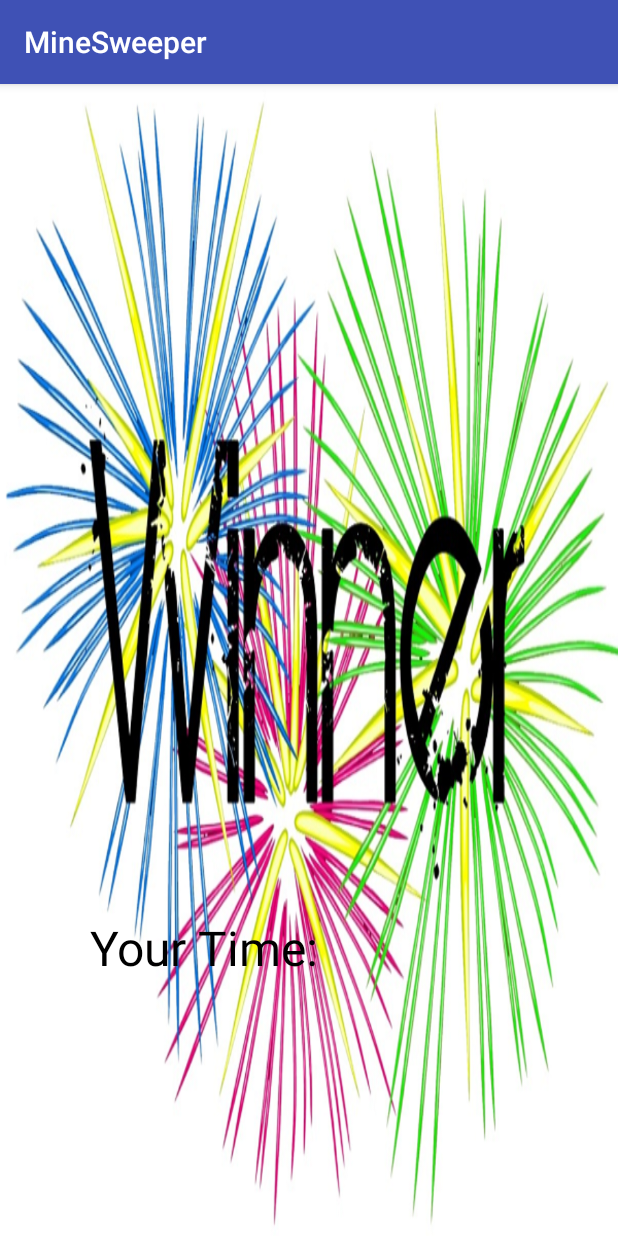
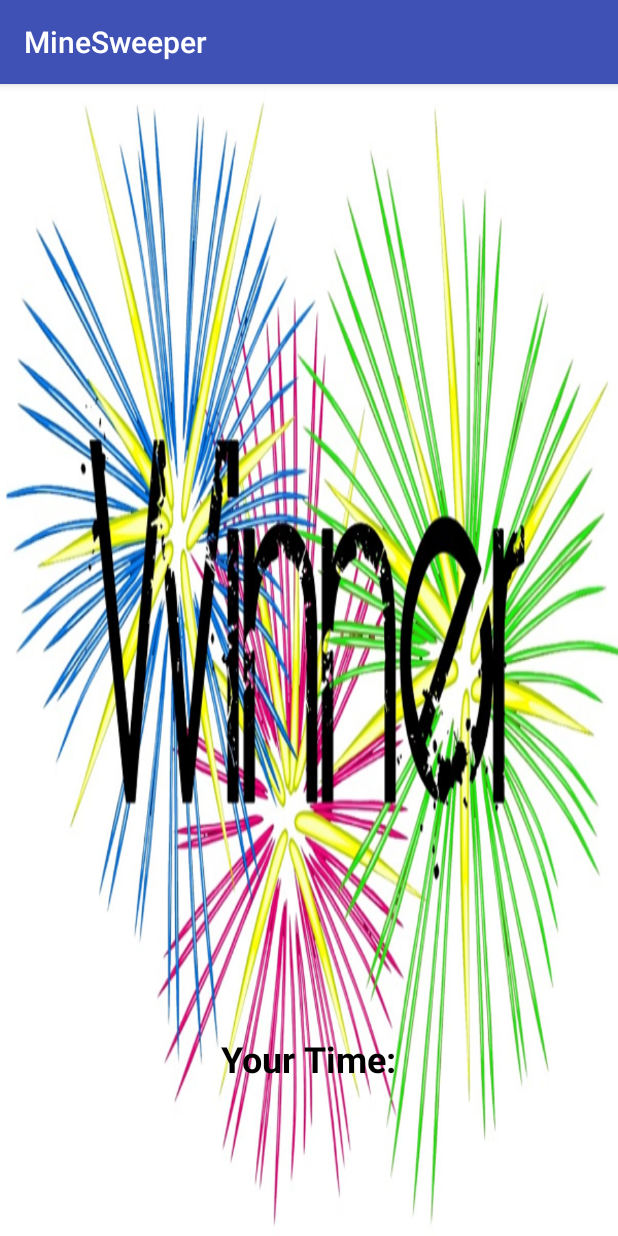
Before and after one commit to karin204/MineSweeper2, an Android app: the EndGameActivity screen opened directly, with no data from a screen before it, on a phone screen of 412 x 824 dp. Run offline under Robolectric (Android 15) with nearby library versions, the phone set to English and light mode, and no system bars; 1 statement that could not run was skipped.

```diff
--- a/app/src/main/java/com/example/karin/minesweeper/UI/GameActivity.java
+++ b/app/src/main/java/com/example/karin/minesweeper/UI/GameActivity.java
@@ -1,7 +1,6 @@
 package com.example.karin.minesweeper.UI;
 
 import android.app.Dialog;
-import android.content.DialogInterface;
 import android.content.Intent;
 import android.content.SharedPreferences;
 import android.graphics.Color;
@@ -263,16 +262,9 @@ public class GameActivity extends AppCompatActivity implements MyButtonListener{
         dialog.setTitle("New High Score!");
         dialog.setContentView(R.layout.popup);
 
-        //cancel back operation
-        dialog.setOnKeyListener(new DialogInterface.OnKeyListener() {
-            @Override
-            public boolean onKey(DialogInterface dialog, int keyCode, KeyEvent event) {
-                if (keyCode == KeyEvent.KEYCODE_BACK) {
-                    return true;
-                }
-                return false;
-            }
-        });
+        //cancel back operation and outside click
+        dialog.setCancelable(false);
+        dialog.setCanceledOnTouchOutside(false);
 
         final EditText editText = (EditText)dialog.findViewById(R.id.name);
         TextView s = (TextView)dialog.findViewById(R.id.score);
--- a/app/src/main/res/layout/activity_end_game.xml
+++ b/app/src/main/res/layout/activity_end_game.xml
@@ -11,29 +11,34 @@
     android:paddingTop="@dimen/activity_vertical_margin"
     tools:context="com.example.karin.minesweeper.UI.EndGameActivity">
 
+    <TableLayout
+        android:id="@+id/scores"
+        android:layout_width="wrap_content"
+        android:layout_height="wrap_content"
+        android:layout_marginBottom="86dp"
+        android:layout_alignParentBottom="true"
+        android:layout_centerHorizontal="true">
+
+        <TableRow
+            android:layout_width="match_parent"
+            android:layout_height="match_parent"
+            android:id="@+id/row1" >
+
             <TextView
                 android:text="Your Time:"
                 android:layout_width="wrap_content"
-        android:layout_height="50dp"
                 android:id="@+id/txtPlayer"
-        android:textSize="32sp"
-        android:layout_alignParentBottom="true"
-        android:layout_alignParentLeft="true"
-        android:layout_alignParentStart="true"
-        android:layout_marginLeft="44dp"
-        android:layout_marginStart="44dp"
-        android:layout_marginBottom="148dp"
-        android:textColor="@android:color/black" />
+                android:textSize="24sp"
+                android:textStyle="normal|bold"
+                android:textColor="@android:color/black"/>
 
             <TextView
                 android:layout_width="wrap_content"
                 android:layout_height="wrap_content"
-        android:layout_alignTop="@+id/txtPlayer"
-        android:layout_toRightOf="@+id/txtPlayer"
-        android:layout_toEndOf="@+id/txtPlayer"
-        android:layout_marginLeft="56dp"
-        android:layout_marginStart="56dp"
-        android:layout_marginTop="14dp"
                 android:id="@+id/txtTime"
-        android:textColorHighlight="@android:color/black" />
+                android:textColorHighlight="@android:color/black"
+                android:textSize="24sp"
+                android:textStyle="normal|bold" />
+        </TableRow>
+    </TableLayout>
 </RelativeLayout>
```
Also changed, not shown: app/src/main/res/drawable/cong.png. Lines whose indentation alone changed are shown as unchanged.
